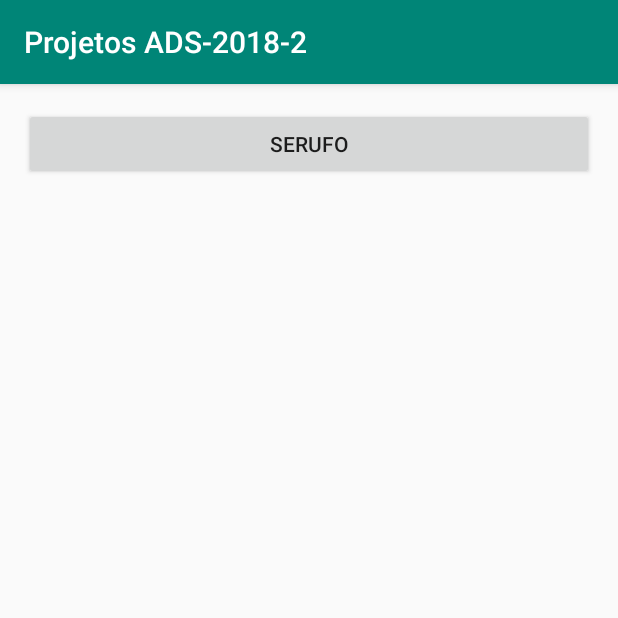
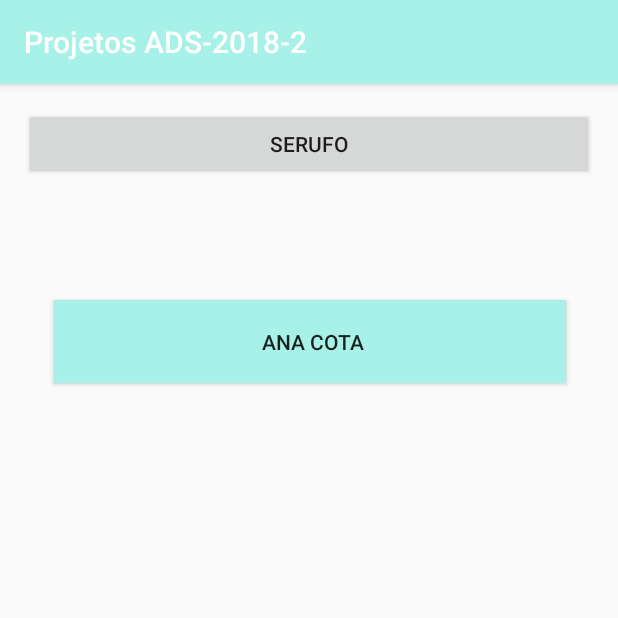
Before and after one commit to serufo/ADS20182, an Android app: the screen it shows after launch (MainActivity), on a phone screen of 412 x 824 dp, the top half of it. Run offline under Robolectric (Android 15) with nearby library versions, the phone set to English and light mode, and no system bars.

Commit message:
Adicionado o botão com o nome que guia a nova activity//aluna Ana Cota

```diff
--- a/app/build.gradle
+++ b/app/build.gradle
@@ -25,6 +25,7 @@ dependencies {
     implementation 'android.arch.navigation:navigation-fragment:1.0.0-alpha06'
     implementation 'android.arch.navigation:navigation-ui:1.0.0-alpha06'
     implementation 'com.android.support.constraint:constraint-layout:1.1.3'
+    implementation 'androidx.constraintlayout:constraintlayout:1.1.2'
     testImplementation 'junit:junit:4.12'
     androidTestImplementation 'com.android.support.test:runner:1.0.2'
     androidTestImplementation 'com.android.support.test.espresso:espresso-core:3.0.2'
--- a/app/src/main/AndroidManifest.xml
+++ b/app/src/main/AndroidManifest.xml
@@ -17,7 +17,8 @@
                 <category android:name="android.intent.category.LAUNCHER" />
             </intent-filter>
         </activity>
-        <activity android:name=".ProfSerufo"></activity>
+        <activity android:name=".ProfSerufo" />
+        <activity android:name=".AlunaAnaCota"></activity>
     </application>
 
 </manifest>
--- a/app/src/main/java/com/example/ads_2018_2/MainActivity.java
+++ b/app/src/main/java/com/example/ads_2018_2/MainActivity.java
@@ -28,6 +28,18 @@ public class MainActivity extends AppCompatActivity {
 
         //[SERUFO] Fim do código do SERUFO
 
+        //[AlunaAnaCota] Codigo para mudar para pagina da Ana Cota
+
+        Button btnAnaCota = findViewById(R.id.btnSerufo);
+        btnAnaCota.setOnClickListener(new View.OnClickListener() {
+            @Override
+            public void onClick(View v) {
+                Intent intent = new Intent(MainActivity.this, AlunaAnaCota.class);
+                startActivity(intent);
+            }
+        });
+
+        //[AlunaAnaCota] Fim do código da Ana Cota
 
     }
 }
--- a/app/src/main/res/layout/activity_main.xml
+++ b/app/src/main/res/layout/activity_main.xml
@@ -20,5 +20,29 @@
         app:layout_constraintStart_toStartOf="parent"
         app:layout_constraintTop_toTopOf="parent" />
 
+    <Button
+        android:id="@+id/btnAnaCota"
+        android:layout_width="341dp"
+        android:layout_height="55dp"
+        android:layout_marginStart="8dp"
+        android:layout_marginLeft="8dp"
+        android:layout_marginTop="8dp"
+        android:layout_marginEnd="8dp"
+        android:layout_marginRight="8dp"
+        android:layout_marginBottom="8dp"
+        android:background="@color/colorPrimary"
+        android:text=" Ana Cota"
+        android:textColorHint="@android:color/holo_red_dark"
+        android:textColorLink="@android:color/holo_red_dark"
+        android:textCursorDrawable="@android:color/holo_red_dark"
+        app:layout_constraintBottom_toBottomOf="parent"
+        app:layout_constraintEnd_toEndOf="parent"
+        app:layout_constraintHorizontal_bias="0.507"
+        app:layout_constraintStart_toStartOf="parent"
+        app:layout_constraintTop_toTopOf="parent"
+        app:layout_constraintVertical_bias="0.195"
+        tools:textColorHint="@android:color/holo_red_dark"
+        tools:textColorLink="@android:color/holo_red_dark" />
+
 
 </android.support.constraint.ConstraintLayout>
--- a/app/src/main/res/values/colors.xml
+++ b/app/src/main/res/values/colors.xml
@@ -1,6 +1,6 @@
 <?xml version="1.0" encoding="utf-8"?>
 <resources>
-    <color name="colorPrimary">#008577</color>
+    <color name="colorPrimary">#a7f1e9</color>
     <color name="colorPrimaryDark">#00574B</color>
     <color name="colorAccent">#D81B60</color>
 </resources>
```
Also changed, not shown: app/src/main/java/com/example/ads_2018_2/AlunaAnaCota.java (added, +15 -0 lines), app/src/main/res/layout/activity_aluna_ana_cota.xml (added, +9 -0 lines).
